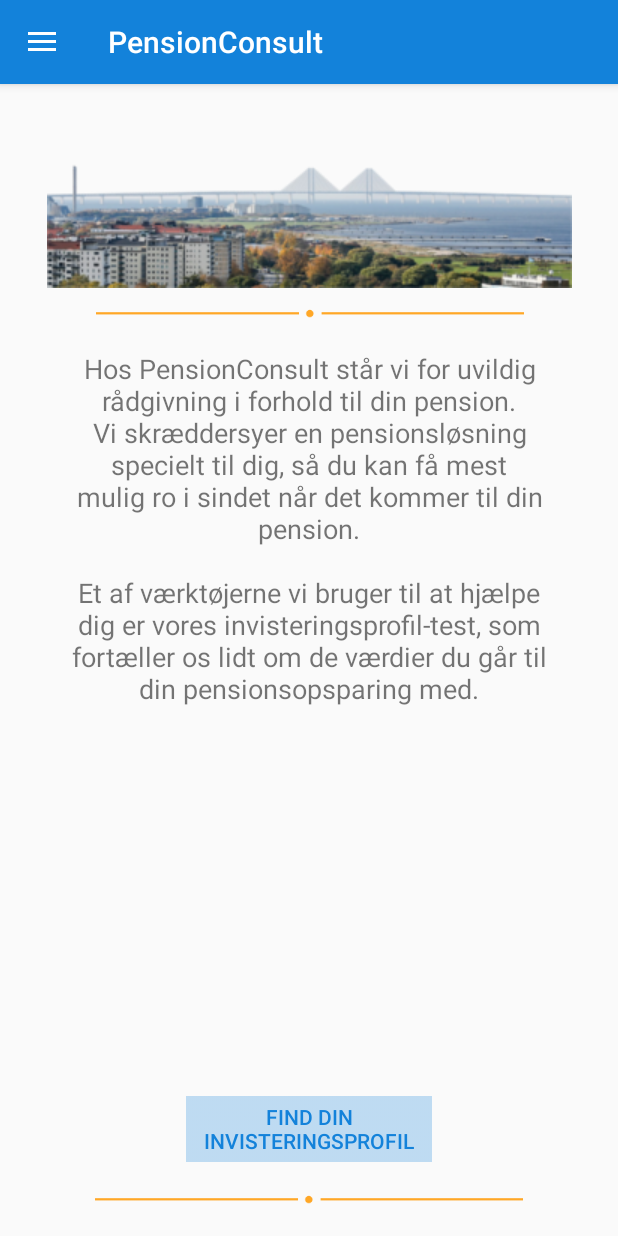
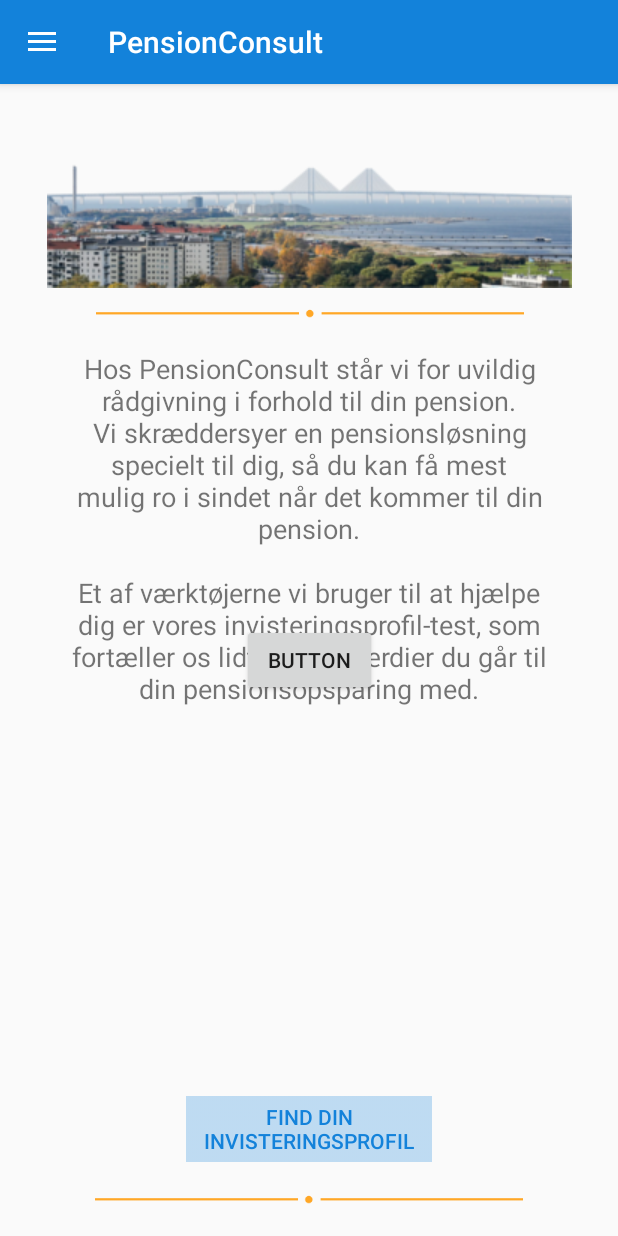
Before and after one commit to s147300/final_pensionconsult, an Android app: the screen it shows after launch (MainActivity), on a phone screen of 412 x 824 dp. Run offline under Robolectric (Android 15) with nearby library versions, the phone set to English and light mode, and no system bars; libraries missing offline, so code that uses them is left out: com.crashlytics.android.

```diff
--- a/app/src/main/res/layout/fragment_home.xml
+++ b/app/src/main/res/layout/fragment_home.xml
@@ -79,4 +79,18 @@
         app:layout_constraintTop_toBottomOf="@+id/imageView7"
         app:layout_constraintVertical_bias="0.0" />
 
+    <Button
+        android:id="@+id/crashbutton"
+        android:layout_width="90dp"
+        android:layout_height="wrap_content"
+        android:layout_marginBottom="8dp"
+        android:layout_marginEnd="8dp"
+        android:layout_marginStart="8dp"
+        android:layout_marginTop="8dp"
+        android:text="Button"
+        app:layout_constraintBottom_toBottomOf="parent"
+        app:layout_constraintEnd_toEndOf="parent"
+        app:layout_constraintStart_toStartOf="parent"
+        app:layout_constraintTop_toTopOf="parent" />
+
 </android.support.constraint.ConstraintLayout>
```
Also changed, not shown: app/build.gradle (+6 -1 lines), app/src/main/java/com/example/jonathanlarsen/pensionconsultmainpage/fragments/Home.java (+6 -4 lines), build.gradle (+9 -1 lines), app/src/main/res/drawable/home.png (renamed from app/src/main/res/drawable-xxhdpi/home.png).
